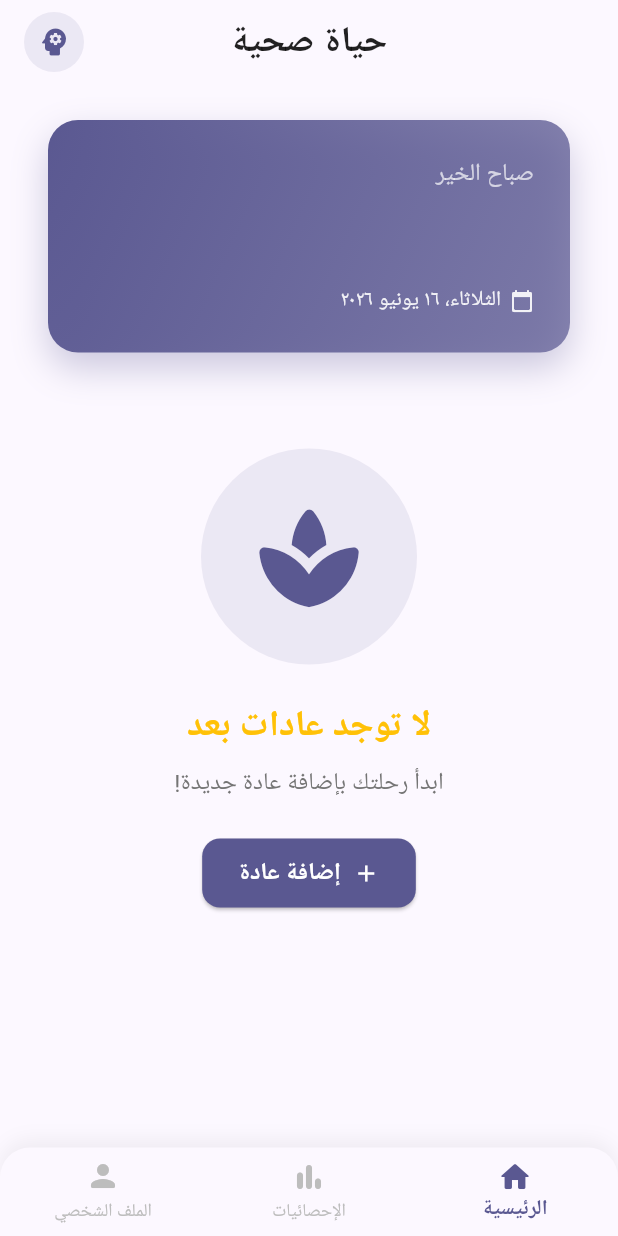
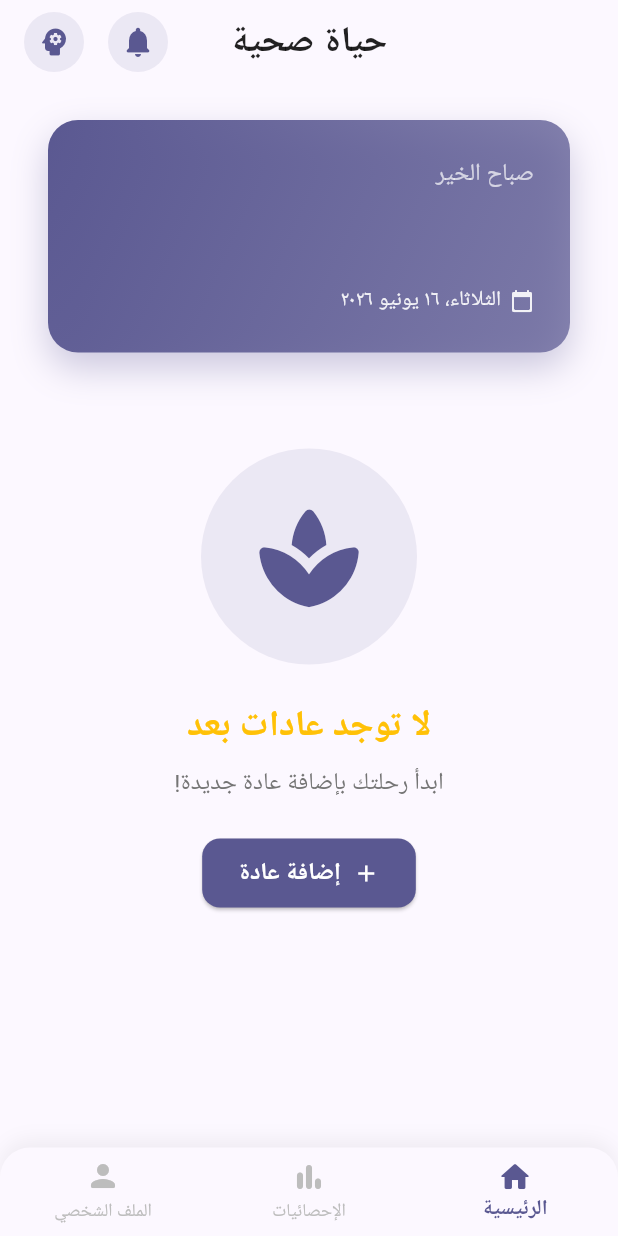
Before and after one commit to mohamedwajih1/healthy-app, a Flutter app: the screen it shows once a user with an empty profile is signed in, on a phone screen of 412 x 824 dp. Run offline on Flutter 3.47's test engine with Material 3 defaults, Android fonts, the phone set to English and light mode, and no system bars; our stand-ins replace cloud_firestore, file_picker, firebase_auth, firebase_core, firebase_messaging, firebase_storage and 7 more; accounts and stored records are empty; Roboto replaces fonts that are missing (Cairo).

Commit message:
Add in-app Notifications inbox screen (notifications + reminders)
Co-Authored-By: mohamed wagih <mohamed.wajih2213@gmail.com>

```diff
--- a/lib/app.dart
+++ b/lib/app.dart
@@ -10,6 +10,7 @@ import 'package:healty_app/services/fcm_service.dart';
 import 'services/ai_insights_service.dart';
 import 'screens/chat/chat_list_screen.dart';
 import 'screens/stats/stats_screen.dart';
+import 'screens/notifications/notifications_screen.dart';
 
 // Root application widget
 class MyApp extends StatefulWidget {
@@ -115,6 +116,8 @@ class _MyAppState extends State<MyApp>
         '/stats': (_) => const StatsScreen(),
         '/ai_insights': (_) =>
             const AIInsightsScreen(),
+        '/notifications': (_) =>
+            const NotificationsScreen(),
       },
 
       // Handle auth state changes and route accordingly
--- /dev/null
+++ b/lib/models/notification_model.dart
@@ -0,0 +1,64 @@
+import 'package:cloud_firestore/cloud_firestore.dart';
+
+// Types of notifications shown in the in-app inbox
+enum AppNotificationType { chat, follow, reminder, general }
+
+// Data model for an in-app inbox notification stored in Firestore
+class NotificationModel {
+  final String id;
+  final String userId;
+  final AppNotificationType type;
+  final String title;
+  final String body;
+  final Map<String, dynamic> data;
+  final bool read;
+  final DateTime createdAt;
+
+  NotificationModel({
+    required this.id,
+    required this.userId,
+    required this.type,
+    required this.title,
+    required this.body,
+    required this.data,
+    required this.read,
+    required this.createdAt,
+  });
+
+  static AppNotificationType _typeFromString(String? value) {
+    return AppNotificationType.values.firstWhere(
+      (e) => e.name == value,
+      orElse: () => AppNotificationType.general,
+    );
+  }
+
+  factory NotificationModel.fromFirestore(DocumentSnapshot doc) {
+    final data = doc.data() as Map<String, dynamic>? ?? {};
+    return NotificationModel(
+      id: doc.id,
+      userId: data['userId'] ?? '',
+      type: _typeFromString(data['type']),
+      title: data['title'] ?? '',
+      body: data['body'] ?? '',
+      data: data['data'] != null
+          ? Map<String, dynamic>.from(data['data'] as Map)
+          : <String, dynamic>{},
+      read: data['read'] ?? false,
+      createdAt: data['createdAt'] != null
+          ? (data['createdAt'] as Timestamp).toDate()
+          : DateTime.now(),
+    );
+  }
+
+  Map<String, dynamic> toMap() {
+    return {
+      'userId': userId,
+      'type': type.name,
+      'title': title,
+      'body': body,
+      'data': data,
+      'read': read,
+      'createdAt': Timestamp.fromDate(createdAt),
+    };
+  }
+}
--- a/lib/screens/home/home_screen.dart
+++ b/lib/screens/home/home_screen.dart
@@ -4,6 +4,8 @@ import '../../providers/auth_provider.dart';
 import '../../providers/habit_provider.dart';
 import '../../features/users/ui/follow_request_listener.dart';
 import '../../services/ai_insights_service.dart';
+import '../../services/notifications_inbox_service.dart';
+import '../notifications/notifications_screen.dart';
 import '../stats/stats_screen.dart';
 import 'tabs/home_tab.dart';
 import 'tabs/profile_tab.dart';
@@ -64,6 +66,7 @@ class _HomeScreenState extends State<HomeScreen> {
       ),
       centerTitle: true,
       actions: [
+        _buildNotificationsButton(),
         IconButton(
           icon: Container(
             padding: const EdgeInsets.all(8),
@@ -84,6 +87,66 @@ class _HomeScreenState extends State<HomeScreen> {
         ),
         const SizedBox(width: 8),
       ],
+    );
+  }
+
+  Widget _buildNotificationsButton() {
+    final userId = context.read<AuthProvider>().user?.uid;
+
+    Widget bell = IconButton(
+      icon: Container(
+        padding: const EdgeInsets.all(8),
+        decoration: BoxDecoration(
+          color: Theme.of(context).colorScheme.primary.withOpacity(0.1),
+          shape: BoxShape.circle,
+        ),
+        child: Icon(
+          Icons.notifications_rounded,
+          color: Theme.of(context).colorScheme.primary,
+        ),
+      ),
+      tooltip: 'الإشعارات',
+      onPressed: () => Navigator.push(
+        context,
+        MaterialPageRoute(builder: (_) => const NotificationsScreen()),
+      ),
+    );
+
+    if (userId == null) return bell;
+
+    return StreamBuilder<int>(
+      stream: NotificationsInboxService().unreadCount(userId),
+      builder: (context, snapshot) {
+        final count = snapshot.data ?? 0;
+        if (count == 0) return bell;
+        return Stack(
+          alignment: Alignment.center,
+          children: [
+            bell,
+            Positioned(
+              top: 8,
+              right: 8,
+              child: Container(
+                padding: const EdgeInsets.all(4),
+                constraints: const BoxConstraints(minWidth: 18, minHeight: 18),
+                decoration: const BoxDecoration(
+                  color: Colors.red,
+                  shape: BoxShape.circle,
+                ),
+                child: Text(
+                  count > 9 ? '9+' : '$count',
+                  textAlign: TextAlign.center,
+                  style: const TextStyle(
+                    color: Colors.white,
+                    fontSize: 10,
+                    fontWeight: FontWeight.bold,
+                  ),
+                ),
+              ),
+            ),
+          ],
+        );
+      },
     );
   }
 
```
Also changed, not shown: firestore.indexes.json (added, +21 -0 lines), lib/screens/notifications/notifications_screen.dart (added, +442 -0 lines), lib/services/notifications_inbox_service.dart (added, +90 -0 lines), firebase.json, 1 other file.
